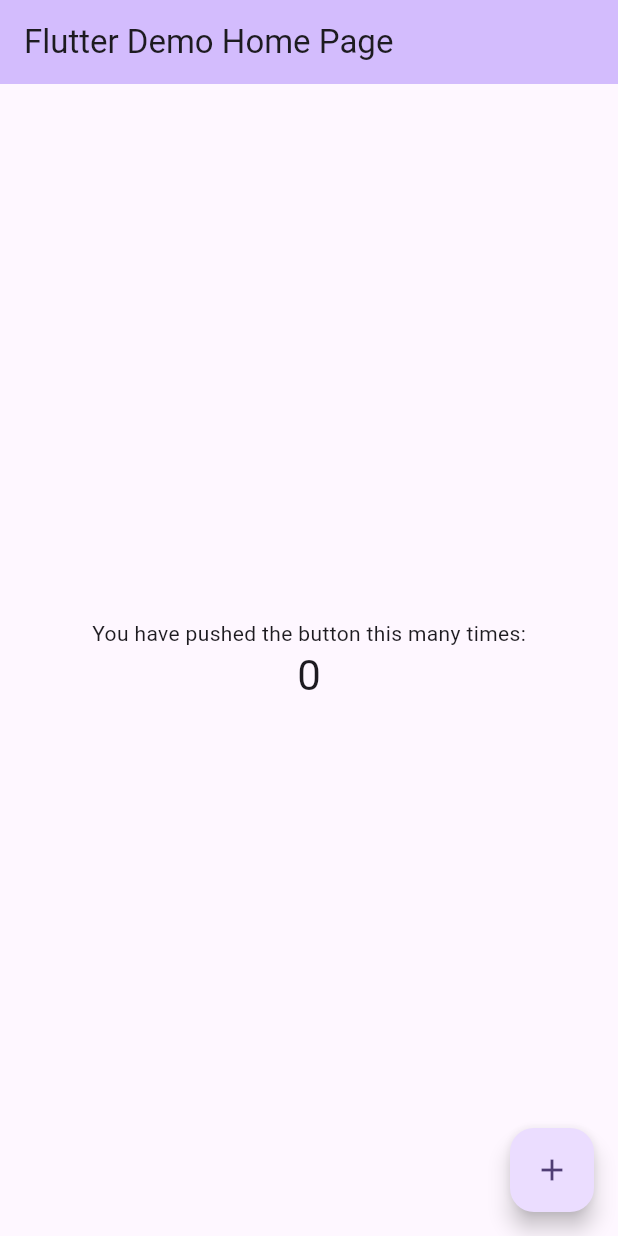
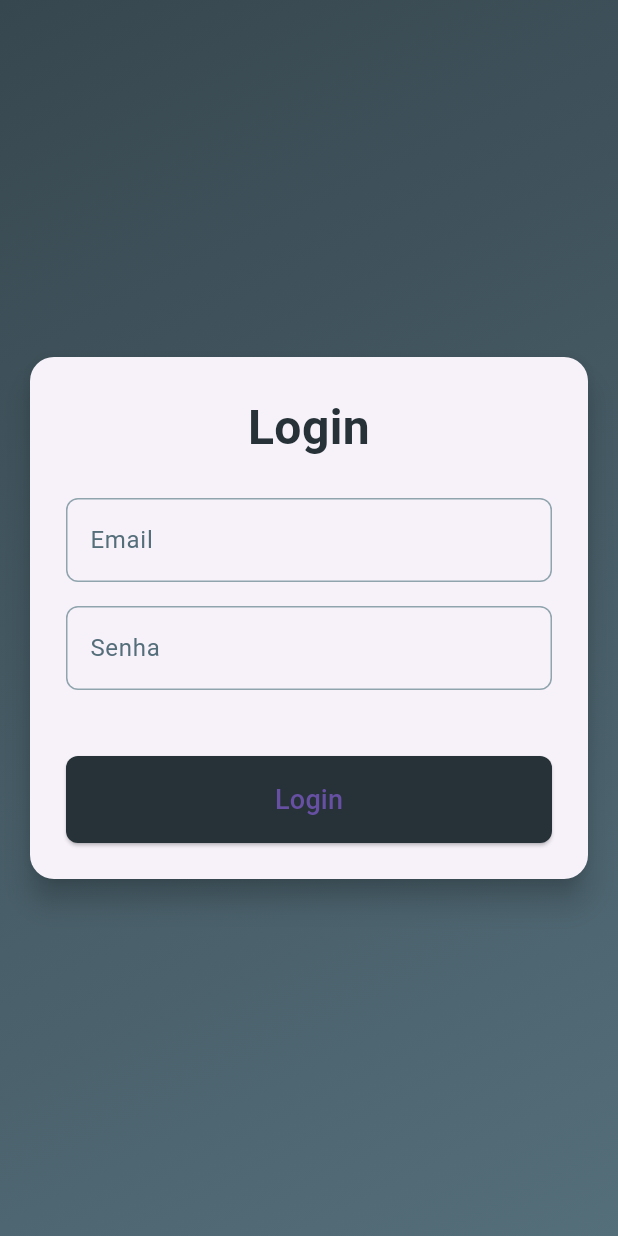
Before and after one commit to JoaoPauloRocon/ServiCity, a Flutter app: the screen it shows after launch, on a phone screen of 412 x 824 dp. Run offline on Flutter 3.47's test engine with Material 3 defaults, Android fonts, the light colour scheme and no system bars; our stand-ins replace cloud_firestore, firebase_auth, firebase_core; accounts and stored records are empty.

Commit message:
Cadastro e Login de usuario
Feito Cadastro e Login de usuario

```diff
--- a/servicity/lib/main.dart
+++ b/servicity/lib/main.dart
@@ -1,125 +1,28 @@
 import 'package:flutter/material.dart';
+import 'package:firebase_core/firebase_core.dart';
+import 'package:servicity/screens/home/home_screen.dart';
+import 'package:servicity/screens/login/LoginScreen.dart';
+import 'package:servicity/screens/login/SignupScreen.dart';
 
-void main() {
-  runApp(const MyApp());
+void main() async {
+  WidgetsFlutterBinding.ensureInitialized();
+  await Firebase.initializeApp();
+  runApp(MyApp());
 }
 
 class MyApp extends StatelessWidget {
-  const MyApp({super.key});
-
-  // This widget is the root of your application.
   @override
   Widget build(BuildContext context) {
     return MaterialApp(
-      title: 'Flutter Demo',
+      title: 'ServiCity',
       theme: ThemeData(
-        // This is the theme of your application.
-        //
-        // TRY THIS: Try running your application with "flutter run". You'll see
-        // the application has a purple toolbar. Then, without quitting the app,
-        // try changing the seedColor in the colorScheme below to Colors.green
-        // and then invoke "hot reload" (save your changes or press the "hot
-        // reload" button in a Flutter-supported IDE, or press "r" if you used
-        // the command line to start the app).
-        //
-        // Notice that the counter didn't reset back to zero; the application
-        // state is not lost during the reload. To reset the state, use hot
-        // restart instead.
-        //
-        // This works for code too, not just values: Most code changes can be
-        // tested with just a hot reload.
-        colorScheme: ColorScheme.fromSeed(seedColor: Colors.deepPurple),
-        useMaterial3: true,
+        primarySwatch: Colors.blue,
       ),
-      home: const MyHomePage(title: 'Flutter Demo Home Page'),
+      home: LoginScreen(),
+      routes: {
+        '/home': (context) => HomeScreen(),
+        '/signup': (context) => SignupScreen(),
+      },
     );
   }
 }
-
-class MyHomePage extends StatefulWidget {
-  const MyHomePage({super.key, required this.title});
-
-  // This widget is the home page of your application. It is stateful, meaning
-  // that it has a State object (defined below) that contains fields that affect
-  // how it looks.
-
-  // This class is the configuration for the state. It holds the values (in this
-  // case the title) provided by the parent (in this case the App widget) and
-  // used by the build method of the State. Fields in a Widget subclass are
-  // always marked "final".
-
-  final String title;
-
-  @override
-  State<MyHomePage> createState() => _MyHomePageState();
-}
-
-class _MyHomePageState extends State<MyHomePage> {
-  int _counter = 0;
-
-  void _incrementCounter() {
-    setState(() {
-      // This call to setState tells the Flutter framework that something has
-      // changed in this State, which causes it to rerun the build method below
-      // so that the display can reflect the updated values. If we changed
-      // _counter without calling setState(), then the build method would not be
-      // called again, and so nothing would appear to happen.
-      _counter++;
-    });
-  }
-
-  @override
-  Widget build(BuildContext context) {
-    // This method is rerun every time setState is called, for instance as done
-    // by the _incrementCounter method above.
-    //
-    // The Flutter framework has been optimized to make rerunning build methods
-    // fast, so that you can just rebuild anything that needs updating rather
-    // than having to individually change instances of widgets.
-    return Scaffold(
-      appBar: AppBar(
-        // TRY THIS: Try changing the color here to a specific color (to
-        // Colors.amber, perhaps?) and trigger a hot reload to see the AppBar
-        // change color while the other colors stay the same.
-        backgroundColor: Theme.of(context).colorScheme.inversePrimary,
-        // Here we take the value from the MyHomePage object that was created by
-        // the App.build method, and use it to set our appbar title.
-        title: Text(widget.title),
-      ),
-      body: Center(
-        // Center is a layout widget. It takes a single child and positions it
-        // in the middle of the parent.
-        child: Column(
-          // Column is also a layout widget. It takes a list of children and
-          // arranges them vertically. By default, it sizes itself to fit its
-          // children horizontally, and tries to be as tall as its parent.
-          //
-          // Column has various properties to control how it sizes itself and
-          // how it positions its children. Here we use mainAxisAlignment to
-          // center the children vertically; the main axis here is the vertical
-          // axis because Columns are vertical (the cross axis would be
-          // horizontal).
-          //
-          // TRY THIS: Invoke "debug painting" (choose the "Toggle Debug Paint"
-          // action in the IDE, or press "p" in the console), to see the
-          // wireframe for each widget.
-          mainAxisAlignment: MainAxisAlignment.center,
-          children: <Widget>[
-            const Text(
-              'You have pushed the button this many times:',
-            ),
-            Text(
-              '$_counter',
-              style: Theme.of(context).textTheme.headlineMedium,
-            ),
-          ],
-        ),
-      ),
-      floatingActionButton: FloatingActionButton(
-        onPressed: _incrementCounter,
-        tooltip: 'Increment',
-        child: const Icon(Icons.add),
-      ), // This trailing comma makes auto-formatting nicer for build methods.
-    );
-  }
-}
--- /dev/null
+++ b/servicity/lib/screens/login/LoginScreen.dart
@@ -0,0 +1,180 @@
+import 'package:flutter/material.dart';
+import 'package:cloud_firestore/cloud_firestore.dart';
+import 'package:firebase_auth/firebase_auth.dart';
+
+class LoginScreen extends StatefulWidget {
+  @override
+  _LoginScreenState createState() => _LoginScreenState();
+}
+
+class _LoginScreenState extends State<LoginScreen> {
+  final _formKey = GlobalKey<FormState>();
+  final _emailController = TextEditingController();
+  final _senhaController = TextEditingController();
+  String _errorMessage = '';
+
+  @override
+  void dispose() {
+    _emailController.dispose();
+    _senhaController.dispose();
+    super.dispose();
+  }
+
+  Future<void> _login() async {
+    if (_formKey.currentState!.validate()) {
+      try {
+        // Verificar se o usuário já existe no Firestore
+        final querySnapshot = await FirebaseFirestore.instance
+            .collection('Users')
+            .where('email', isEqualTo: _emailController.text.trim())
+            .limit(1)
+            .get();
+
+        if (querySnapshot.docs.isEmpty) {
+          setState(() {
+            _errorMessage = 'Usuário não encontrado.';
+          });
+          return;
+        }
+
+        // Autenticar o usuário com Firebase Authentication
+        UserCredential userCredential = await FirebaseAuth.instance.signInWithEmailAndPassword(
+          email: _emailController.text.trim(),
+          password: _senhaController.text.trim(),
+        );
+
+        ScaffoldMessenger.of(context).showSnackBar(
+          SnackBar(content: Text('Login realizado com sucesso!')),
+        );
+
+        Navigator.pushReplacementNamed(context, '/home'); // Navegue para a tela inicial
+
+      } catch (e) {
+        setState(() {
+          _errorMessage = 'Erro: $e';
+        });
+      }
+    }
+  }
+
+  @override
+  Widget build(BuildContext context) {
+    return Scaffold(
+      body: Container(
+        decoration: BoxDecoration(
+          gradient: LinearGradient(
+            colors: [Colors.blueGrey.shade800, Colors.blueGrey.shade600],
+            begin: Alignment.topLeft,
+            end: Alignment.bottomRight,
+          ),
+        ),
+        child: Center(
+          child: SingleChildScrollView(
+            padding: const EdgeInsets.all(16.0),
+            child: Card(
+              elevation: 8,
+              shape: RoundedRectangleBorder(
+                borderRadius: BorderRadius.circular(16),
+              ),
+              child: Padding(
+                padding: const EdgeInsets.all(24.0),
+                child: Form(
+                  key: _formKey,
+                  child: Column(
+                    crossAxisAlignment: CrossAxisAlignment.stretch,
+                    children: [
+                      Text(
+                        'Login',
+                        style: TextStyle(
+                          fontSize: 32,
+                          fontWeight: FontWeight.bold,
+                          color: Colors.blueGrey.shade900,
+                        ),
+                        textAlign: TextAlign.center,
+                      ),
+                      SizedBox(height: 24),
+                      TextFormField(
+                        controller: _emailController,
+                        decoration: InputDecoration(
+                          labelText: 'Email',
+                          labelStyle: TextStyle(color: Colors.blueGrey.shade600),
+                          border: OutlineInputBorder(
+                            borderRadius: BorderRadius.circular(8),
+                          ),
+                          focusedBorder: OutlineInputBorder(
+                            borderSide: BorderSide(color: Colors.blueGrey.shade900),
+                            borderRadius: BorderRadius.circular(8),
+                          ),
+                          enabledBorder: OutlineInputBorder(
+                            borderSide: BorderSide(color: Colors.blueGrey.shade300),
+                            borderRadius: BorderRadius.circular(8),
+                          ),
+                        ),
+                        validator: (value) {
+                          if (value == null || value.isEmpty) {
+                            return 'Por favor, insira o email';
+                          }
+                          return null;
+                        },
+                      ),
+                      SizedBox(height: 16),
+                      TextFormField(
+                        controller: _senhaController,
+                        decoration: InputDecoration(
+                          labelText: 'Senha',
+                          labelStyle: TextStyle(color: Colors.blueGrey.shade600),
+                          border: OutlineInputBorder(
+                            borderRadius: BorderRadius.circular(8),
+                          ),
+                          focusedBorder: OutlineInputBorder(
+                            borderSide: BorderSide(color: Colors.blueGrey.shade900),
+                            borderRadius: BorderRadius.circular(8),
+                          ),
+                          enabledBorder: OutlineInputBorder(
+                            borderSide: BorderSide(color: Colors.blueGrey.shade300),
+                            borderRadius: BorderRadius.circular(8),
+                          ),
+                        ),
+                        obscureText: true,
+                        validator: (value) {
+                          if (value == null || value.isEmpty) {
+                            return 'Por favor, insira a senha';
+                          }
+                          return null;
+                        },
+                      ),
+                      SizedBox(height: 24),
+                      if (_errorMessage.isNotEmpty)
+                        Padding(
+                          padding: const EdgeInsets.only(top: 20.0),
+                          child: Text(
+                            _errorMessage,
+                            style: TextStyle(color: Colors.red),
+                          ),
+                        ),
+                      SizedBox(height: 20),
+                      ElevatedButton(
+                        onPressed: _login,
+                        style: ElevatedButton.styleFrom(
+                          backgroundColor: Colors.blueGrey.shade900,
+                          padding: EdgeInsets.symmetric(vertical: 16),
+                          shape: RoundedRectangleBorder(
+                            borderRadius: BorderRadius.circular(8),
+                          ),
+                        ),
+                        child: Text(
+                          'Login',
+                          style: TextStyle(fontSize: 18),
+                        ),
+                      ),
+                    ],
+                  ),
+                ),
+              ),
+            ),
+          ),
+        ),
+      ),
+    );
+  }
+}
--- a/servicity/pubspec.yaml
+++ b/servicity/pubspec.yaml
@@ -35,6 +35,10 @@ dependencies:
   # The following adds the Cupertino Icons font to your application.
   # Use with the CupertinoIcons class for iOS style icons.
   cupertino_icons: ^1.0.8
+  firebase_core: ^3.3.0
+  cloud_firestore: ^5.2.1
+  firebase_auth: ^5.1.4
+  qr_flutter: ^4.1.0
 
 dev_dependencies:
   flutter_test:
```
Also changed, not shown: servicity/lib/screens/home/home_screen.dart (added, +40 -0 lines), servicity/lib/screens/login/SignupScreen.dart (added, +315 -0 lines), servicity/firebase.json (added), servicity/lib/firebase_options.dart (added), servicity/pubspec.lock, 7 other files.
